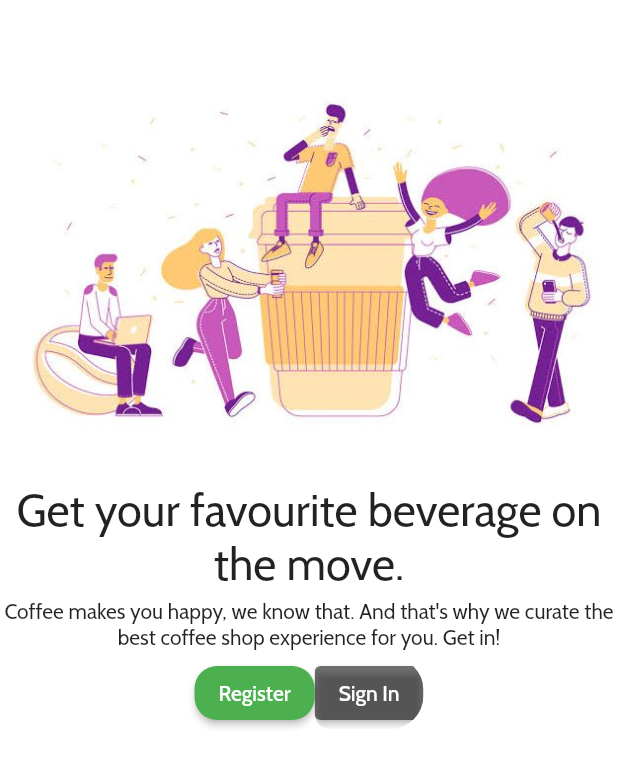
After one commit to Quwaysim/Coffee-To-Go, a Flutter app: the screen it shows after launch, on a phone screen of 412 x 824 dp. The commit adds this screen. Shown: the top 767 px of the screen. Run offline on Flutter 3.47's test engine with Material 2 defaults, Android fonts, the phone set to English and light mode, and no system bars; project files that could hold a hidden picture were left out.

Commit message:
Renamed landing page file to avoid merge conflicts

```diff
--- a/lib/main.dart
+++ b/lib/main.dart
@@ -1,4 +1,4 @@
-import 'package:coffee_to_go/screens/home_screen.dart';
+import 'package:coffee_to_go/screens/landingPage.dart';
 import 'package:coffee_to_go/screens/signIn.dart';
 import 'package:flutter/material.dart';
 
@@ -16,9 +16,9 @@ class CoffeeToGo extends StatelessWidget {
         scaffoldBackgroundColor: Colors.white,
         primarySwatch: Colors.blue,
       ),
-      initialRoute: HomeScreen.id,
+      initialRoute: LandingPage.id,
       routes: {
-        '/': (context) => HomeScreen(),
+        '/': (context) => LandingPage(),
         '/sign-in': (context) => SignIn(),
         '/sign-up': (context) => SignUp(),
       },
--- /dev/null
+++ b/lib/screens/landingPage.dart
@@ -0,0 +1,116 @@
+import 'package:flutter/material.dart';
+
+class LandingPage extends StatefulWidget {
+  static const String id = '/';
+  @override
+  _LandingPageState createState() => _LandingPageState();
+}
+
+class _LandingPageState extends State<LandingPage> {
+  @override
+  Widget build(BuildContext context) {
+    return Scaffold(
+      body: Center(
+        child: Column(
+          children: [
+            Padding(
+              padding: EdgeInsets.symmetric(vertical: 16),
+            ),
+            Image.asset(
+              'assets/images/coffee_drinkers_3.jpeg',
+              // alignment: Alignment.bottomCenter,
+              // height: 200,
+              // width: 500,
+            ),
+            Padding(
+              padding: EdgeInsets.fromLTRB(
+                2, 5, 2, 5),
+              child: Text(
+                'Get your favourite beverage on the move.',
+                textAlign: TextAlign.center,
+                style: TextStyle(
+                  fontSize: 30,
+                  fontFamily: 'Cabin',
+                  fontStyle: FontStyle.normal,
+                ),
+              ),
+            ),
+
+            Text(
+              "Coffee makes you happy, we know that. And that's why we curate the best coffee shop experience for you. Get in!",
+              textAlign: TextAlign.center,
+              style: TextStyle(
+                fontFamily: 'Cabin',
+                fontWeight: FontWeight.w100,
+              ),
+            ),
+            SizedBox(height: 5),
+            Row(
+              mainAxisAlignment: MainAxisAlignment.center,
+              children: [
+                ElevatedButton(
+                  child: Text(
+                    'Register',
+                    style: TextStyle(
+                      fontFamily: 'Cabin'
+                    )
+                  ),
+                  onPressed: () => Navigator.pushNamed(context, '/sign-up'),
+                  style: ButtonStyle(
+                    // alignment: ,
+                    backgroundColor: MaterialStateProperty.all(Colors.green),
+                    shape: MaterialStateProperty.resolveWith<OutlinedBorder>((_) => (
+                      RoundedRectangleBorder(
+                        borderRadius: BorderRadius.circular(15)
+                      )
+                    )),
+                  ),
+                ),
+                ClipRRect(
+                  borderRadius: BorderRadius.only(
+                    topRight: Radius.circular(22),
+                    bottomRight: Radius.circular(22),
+                    topLeft: Radius.elliptical(10, 10),
+                    bottomLeft: Radius.elliptical(10, 10)
+                  ),
+                  child: ElevatedButton(
+                    child: Text(
+                      'Sign In',
+                      style: TextStyle(
+                        fontFamily: 'Cabin'
+                      ),
+                    ),
+                    onPressed: () => Navigator.pushNamed(context, '/sign-in'),
+                    style: ButtonStyle(
+                      // alignment: ,
+                      backgroundColor: MaterialStateProperty.all(Colors.black54),
+                      overlayColor: MaterialStateProperty.all(Colors.grey),
+                      /*shape: MaterialStateProperty.resolveWith<OutlinedBorder>((_) => (
+                        RoundedRectangleBorder(
+                          borderRadius: BorderRadius.only(
+                            topRight: Radius.circular(50),
+                            bottomRight: Radius.circular(50),
+                            bottomLeft: Radius.elliptical(50, 2),
+                            topLeft: Radius.lerp(
+                              Radius.elliptical(-2, 23),
+                              Radius.elliptical(3, 3),
+                              100
+                            ),
+                          )
+                        )
+                      )),
+                      */
+                    ),
+                  ),
+                )
+
+              ],
+            )
+
+          ]
+        )
+
+      ),
+    );
+  }
+}
```
